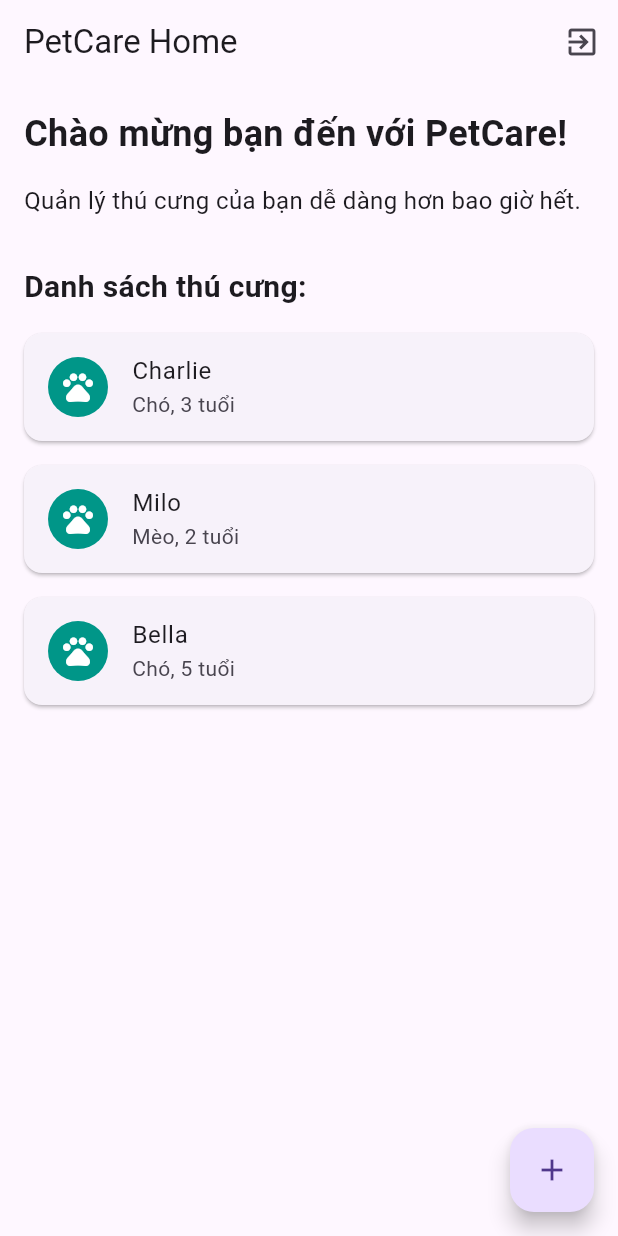
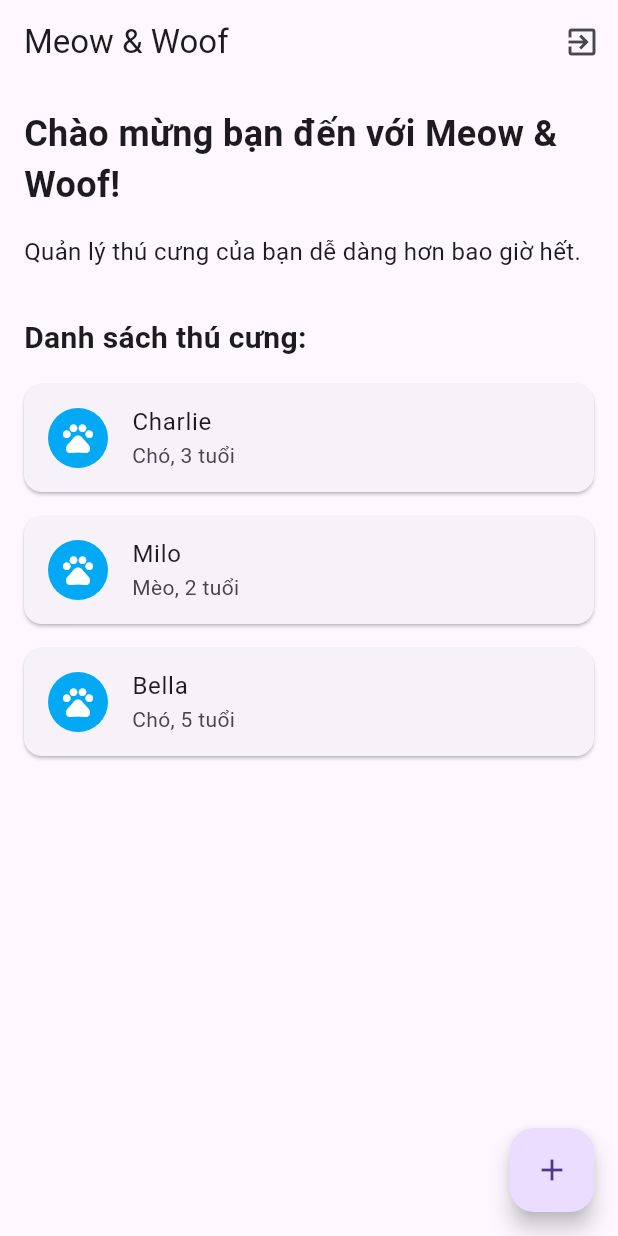
Before and after one commit to DuyTaiNguyxn/MeowNWoof, a Flutter app: the screen it shows after launch, after a tap on "Đăng nhập", on a phone screen of 412 x 824 dp. Run offline on Flutter 3.47's test engine with Material 3 defaults, Android fonts, the phone set to English and light mode, and no system bars; our stand-ins replace shared_preferences.

```diff
--- a/lib/main.dart
+++ b/lib/main.dart
@@ -1,7 +1,7 @@
 import 'package:flutter/material.dart';
-import 'package:meow_n_woof/screens/register.dart';
-import 'package:meow_n_woof/screens/login.dart';
-import 'package:meow_n_woof/screens/home.dart';
+import 'package:meow_n_woof/views/register.dart';
+import 'package:meow_n_woof/views/login.dart';
+import 'package:meow_n_woof/views/home.dart';
 import 'package:shared_preferences/shared_preferences.dart';
 
 void main() async {
@@ -22,8 +22,8 @@ class MyApp extends StatelessWidget {
     return MaterialApp(
       debugShowCheckedModeBanner: false,
       title: 'Meow & Woof',
-      theme: ThemeData(primarySwatch: Colors.teal),
-      initialRoute: '/login', // Trang đầu tiên khi chạy ứng dụng
+      theme: ThemeData(primarySwatch: Colors.lightBlue),
+      home: isLoggedIn ? const HomeScreen() : const LoginScreen(),
       routes: {
         '/login': (context) => const LoginScreen(), // Định nghĩa route '/login'
         '/register': (context) => const RegisterScreen(), // Định nghĩa route '/register'
--- a/lib/screens/home.dart
+++ b/lib/views/home.dart
@@ -10,7 +10,7 @@ class HomeScreen extends StatelessWidget {
   Widget build(BuildContext context) {
     return Scaffold(
       appBar: AppBar(
-        title: const Text('PetCare Home'),
+        title: const Text('Meow & Woof'),
         actions: [
           IconButton(
             icon: const Icon(Icons.exit_to_app),
@@ -31,7 +31,7 @@ class HomeScreen extends StatelessWidget {
           crossAxisAlignment: CrossAxisAlignment.start,
           children: [
             const Text(
-              'Chào mừng bạn đến với PetCare!',
+              'Chào mừng bạn đến với Meow & Woof!',
               style: TextStyle(fontSize: 24, fontWeight: FontWeight.bold),
             ),
             const SizedBox(height: 16),
@@ -77,7 +77,7 @@ class HomeScreen extends StatelessWidget {
       margin: const EdgeInsets.only(bottom: 16),
       child: ListTile(
         leading: const CircleAvatar(
-          backgroundColor: Colors.teal,
+          backgroundColor: Colors.lightBlue,
           child: Icon(Icons.pets, color: Colors.white),
         ),
         title: Text(name),
--- a/lib/screens/login.dart
+++ b/lib/views/login.dart
@@ -1,5 +1,4 @@
 import 'package:flutter/material.dart';
-import 'package:meow_n_woof/screens/register.dart';
 import 'package:shared_preferences/shared_preferences.dart';
 
 import 'home.dart';
@@ -101,9 +100,7 @@ class _LoginScreenState extends State<LoginScreen> {
                     const Text("Chưa có tài khoản?"),
                     TextButton(
                       onPressed: () {
-                        Navigator.of(context).push(
-                          MaterialPageRoute(builder: (context) => const RegisterScreen()),
-                        );
+                        Navigator.of(context).pushReplacementNamed('/register');
                       },
                       style: TextButton.styleFrom(
                         foregroundColor: Colors.lightBlue,
```
Also changed, not shown: lib/models/user.dart (added), lib/views/register.dart (renamed from lib/screens/register.dart), 6 other files.
